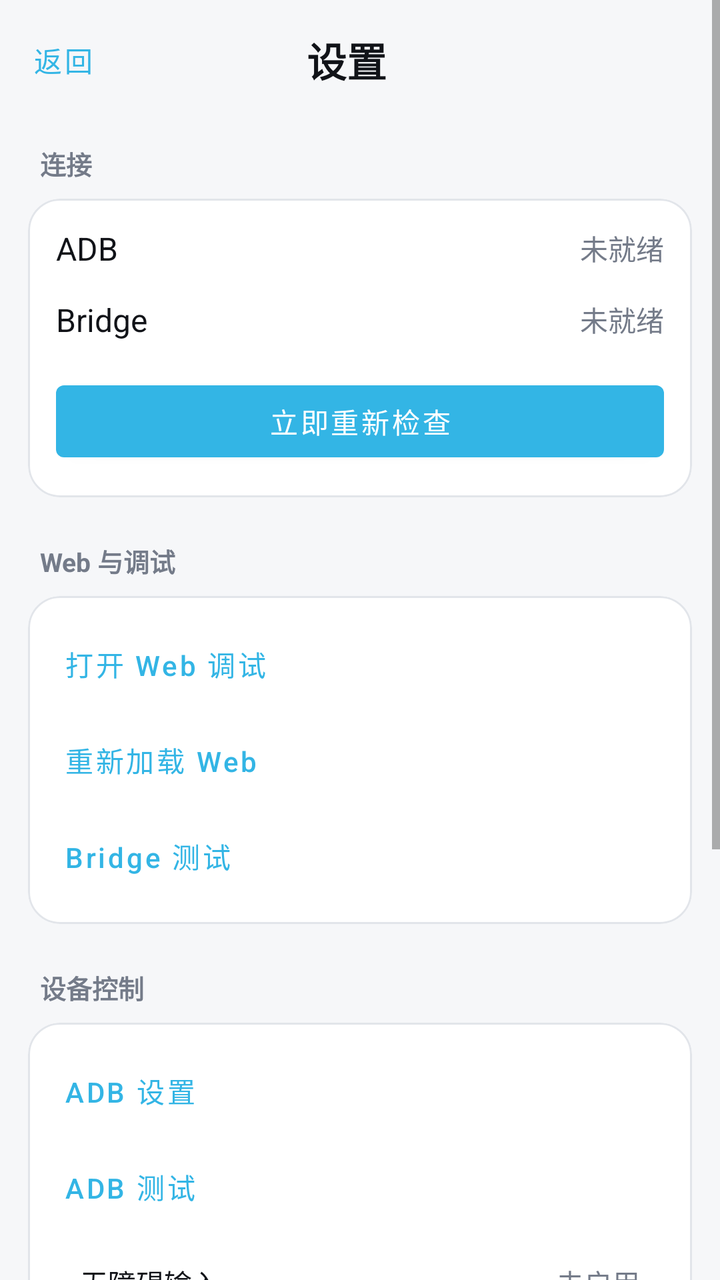
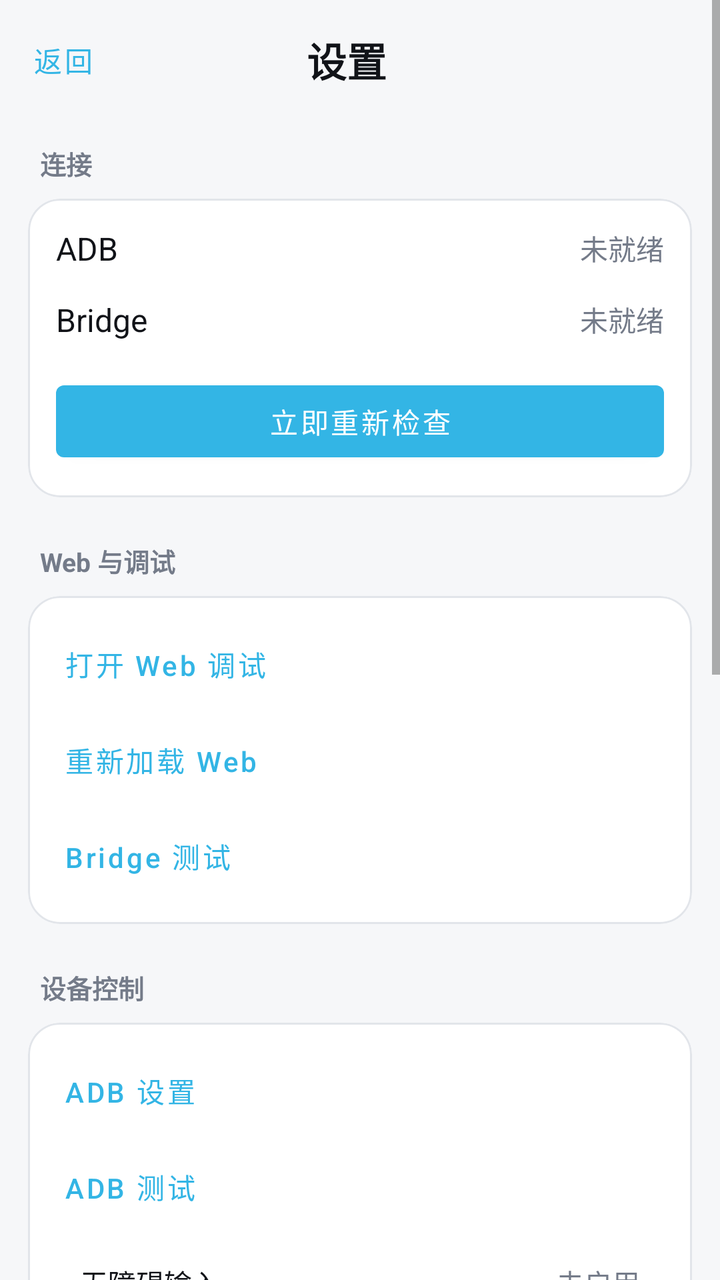

Compare the two renders of this Android layout. The source of the first and the diff that turns it into the second are given below.
<!-- AndroidManifest.xml: application theme Theme.GPTAndroidUse -->
<!-- res/layout/activity_settings.xml -->
<ScrollView
    xmlns:android="http://schemas.android.com/apk/res/android"
    xmlns:app="http://schemas.android.com/apk/res-auto"
    android:layout_width="match_parent"
    android:layout_height="match_parent"
    android:background="#F6F7F9"
    android:fillViewport="true">

    <LinearLayout
        android:layout_width="match_parent"
        android:layout_height="wrap_content"
        android:orientation="vertical"
        android:paddingBottom="28dp">

        <LinearLayout
            android:layout_width="match_parent"
            android:layout_height="60dp"
            android:gravity="center_vertical"
            android:orientation="horizontal"
            android:paddingStart="8dp"
            android:paddingEnd="16dp">

            <com.google.android.material.button.MaterialButton
                android:id="@+id/backButton"
                style="@style/Widget.MaterialComponents.Button.TextButton"
                android:layout_width="wrap_content"
                android:layout_height="44dp"
                android:minWidth="0dp"
                android:text="返回"
                android:textAllCaps="false" />

            <TextView
                android:layout_width="0dp"
                android:layout_height="wrap_content"
                android:layout_weight="1"
                android:gravity="center"
                android:text="设置"
                android:textColor="#111318"
                android:textSize="20sp"
                android:textStyle="bold" />

            <View
                android:layout_width="52dp"
                android:layout_height="1dp" />

        </LinearLayout>

        <TextView
            android:layout_width="match_parent"
            android:layout_height="wrap_content"
            android:paddingStart="20dp"
            android:paddingTop="12dp"
            android:paddingEnd="20dp"
            android:paddingBottom="8dp"
            android:text="连接"
            android:textColor="#747B89"
            android:textSize="13sp"
            android:textStyle="bold" />

        <com.google.android.material.card.MaterialCardView
            android:layout_width="match_parent"
            android:layout_height="wrap_content"
            android:layout_marginStart="14dp"
            android:layout_marginEnd="14dp"
            app:cardCornerRadius="16dp"
            app:cardElevation="0dp"
            app:strokeColor="#E2E5EA"
            app:strokeWidth="1dp">

            <LinearLayout
                android:layout_width="match_parent"
                android:layout_height="wrap_content"
                android:orientation="vertical"
                android:padding="14dp">

                <LinearLayout
                    android:layout_width="match_parent"
                    android:layout_height="wrap_content"
                    android:gravity="center_vertical"
                    android:orientation="horizontal">

                    <TextView
                        android:layout_width="0dp"
                        android:layout_height="wrap_content"
                        android:layout_weight="1"
                        android:text="ADB"
                        android:textColor="#111318"
                        android:textSize="16sp" />

                    <TextView
                        android:id="@+id/adbStatusText"
                        android:layout_width="wrap_content"
                        android:layout_height="wrap_content"
                        android:text="未就绪"
                        android:textColor="#747B89"
                        android:textSize="14sp" />

                </LinearLayout>

                <LinearLayout
                    android:layout_width="match_parent"
                    android:layout_height="wrap_content"
                    android:layout_marginTop="14dp"
                    android:gravity="center_vertical"
                    android:orientation="horizontal">

                    <TextView
                        android:layout_width="0dp"
                        android:layout_height="wrap_content"
                        android:layout_weight="1"
                        android:text="Bridge"
                        android:textColor="#111318"
                        android:textSize="16sp" />

                    <TextView
                        android:id="@+id/bridgeStatusText"
                        android:layout_width="wrap_content"
                        android:layout_height="wrap_content"
                        android:text="未就绪"
                        android:textColor="#747B89"
                        android:textSize="14sp" />

                </LinearLayout>

                <com.google.android.material.button.MaterialButton
                    android:id="@+id/recheckButton"
                    android:layout_width="match_parent"
                    android:layout_height="48dp"
                    android:layout_marginTop="16dp"
                    android:text="立即重新检查"
                    android:textAllCaps="false" />

            </LinearLayout>

        </com.google.android.material.card.MaterialCardView>

        <TextView
            android:layout_width="match_parent"
            android:layout_height="wrap_content"
            android:paddingStart="20dp"
            android:paddingTop="22dp"
            android:paddingEnd="20dp"
            android:paddingBottom="8dp"
            android:text="Web 与调试"
            android:textColor="#747B89"
            android:textSize="13sp"
            android:textStyle="bold" />

        <com.google.android.material.card.MaterialCardView
            android:layout_width="match_parent"
            android:layout_height="wrap_content"
            android:layout_marginStart="14dp"
            android:layout_marginEnd="14dp"
            app:cardCornerRadius="16dp"
            app:cardElevation="0dp"
            app:strokeColor="#E2E5EA"
            app:strokeWidth="1dp">

            <LinearLayout
                android:layout_width="match_parent"
                android:layout_height="wrap_content"
                android:orientation="vertical"
                android:padding="10dp">

                <com.google.android.material.button.MaterialButton
                    android:id="@+id/webDebugButton"
                    style="@style/Widget.MaterialComponents.Button.TextButton"
                    android:layout_width="match_parent"
                    android:layout_height="48dp"
                    android:gravity="start|center_vertical"
                    android:text="打开 Web 调试"
                    android:textAllCaps="false" />

                <com.google.android.material.button.MaterialButton
                    android:id="@+id/reloadWebButton"
                    style="@style/Widget.MaterialComponents.Button.TextButton"
                    android:layout_width="match_parent"
                    android:layout_height="48dp"
                    android:gravity="start|center_vertical"
                    android:text="重新加载 Web"
                    android:textAllCaps="false" />

                <com.google.android.material.button.MaterialButton
                    android:id="@+id/bridgeTestButton"
                    style="@style/Widget.MaterialComponents.Button.TextButton"
                    android:layout_width="match_parent"
                    android:layout_height="48dp"
                    android:gravity="start|center_vertical"
                    android:text="Bridge 测试"
                    android:textAllCaps="false" />

            </LinearLayout>

        </com.google.android.material.card.MaterialCardView>

        <TextView
            android:layout_width="match_parent"
            android:layout_height="wrap_content"
            android:paddingStart="20dp"
            android:paddingTop="22dp"
            android:paddingEnd="20dp"
            android:paddingBottom="8dp"
            android:text="设备控制"
            android:textColor="#747B89"
            android:textSize="13sp"
            android:textStyle="bold" />

        <com.google.android.material.card.MaterialCardView
            android:layout_width="match_parent"
            android:layout_height="wrap_content"
            android:layout_marginStart="14dp"
            android:layout_marginEnd="14dp"
            app:cardCornerRadius="16dp"
            app:cardElevation="0dp"
            app:strokeColor="#E2E5EA"
            app:strokeWidth="1dp">

            <LinearLayout
                android:layout_width="match_parent"
                android:layout_height="wrap_content"
                android:orientation="vertical"
                android:padding="10dp">

                <com.google.android.material.button.MaterialButton
                    android:id="@+id/adbSetupButton"
                    style="@style/Widget.MaterialComponents.Button.TextButton"
                    android:layout_width="match_parent"
                    android:layout_height="48dp"
                    android:gravity="start|center_vertical"
                    android:text="ADB 设置"
                    android:textAllCaps="false" />

                <com.google.android.material.button.MaterialButton
                    android:id="@+id/adbTestButton"
                    style="@style/Widget.MaterialComponents.Button.TextButton"
                    android:layout_width="match_parent"
                    android:layout_height="48dp"
                    android:gravity="start|center_vertical"
                    android:text="ADB 测试"
                    android:textAllCaps="false" />

                <LinearLayout
                    android:layout_width="match_parent"
                    android:layout_height="48dp"
                    android:gravity="center_vertical"
                    android:orientation="horizontal"
                    android:paddingStart="16dp"
                    android:paddingEnd="16dp">

                    <TextView
                        android:layout_width="0dp"
                        android:layout_height="wrap_content"
                        android:layout_weight="1"
                        android:text="无障碍输入"
                        android:textColor="#111318"
                        android:textSize="14sp" />

                    <TextView
                        android:id="@+id/accessibilityStatusText"
                        android:layout_width="wrap_content"
                        android:layout_height="wrap_content"
                        android:text="未启用"
                        android:textColor="#747B89"
                        android:textSize="14sp" />

                </LinearLayout>

                <com.google.android.material.button.MaterialButton
                    android:id="@+id/accessibilityButton"
                    style="@style/Widget.MaterialComponents.Button.TextButton"
                    android:layout_width="match_parent"
                    android:layout_height="48dp"
                    android:gravity="start|center_vertical"
                    android:text="打开无障碍设置"
                    android:textAllCaps="false" />

                <com.google.android.material.button.MaterialButton
                    android:id="@+id/overlayButton"
                    style="@style/Widget.MaterialComponents.Button.TextButton"
                    android:layout_width="match_parent"
                    android:layout_height="48dp"
                    android:gravity="start|center_vertical"
                    android:text="悬浮窗权限"
                    android:textAllCaps="false" />

            </LinearLayout>

        </com.google.android.material.card.MaterialCardView>

        <TextView
            android:layout_width="match_parent"
            android:layout_height="wrap_content"
            android:paddingStart="20dp"
            android:paddingTop="22dp"
            android:paddingEnd="20dp"
            android:paddingBottom="8dp"
            android:text="其他"
            android:textColor="#747B89"
            android:textSize="13sp"
            android:textStyle="bold" />

        <com.google.android.material.card.MaterialCardView
            android:layout_width="match_parent"
            android:layout_height="wrap_content"
            android:layout_marginStart="14dp"
            android:layout_marginEnd="14dp"
            app:cardCornerRadius="16dp"
            app:cardElevation="0dp"
            app:strokeColor="#E2E5EA"
            app:strokeWidth="1dp">

            <LinearLayout
                android:layout_width="match_parent"
                android:layout_height="wrap_content"
                android:orientation="vertical"
                android:padding="10dp">

                <com.google.android.material.button.MaterialButton
                    android:id="@+id/logsButton"
                    style="@style/Widget.MaterialComponents.Button.TextButton"
                    android:layout_width="match_parent"
                    android:layout_height="48dp"
                    android:gravity="start|center_vertical"
                    android:text="日志"
                    android:textAllCaps="false" />

                <LinearLayout
                    android:layout_width="match_parent"
                    android:layout_height="48dp"
                    android:gravity="center_vertical"
                    android:orientation="horizontal"
                    android:paddingStart="16dp"
                    android:paddingEnd="16dp">

                    <TextView
                        android:layout_width="0dp"
                        android:layout_height="wrap_content"
                        android:layout_weight="1"
                        android:text="版本"
                        android:textColor="#111318"
                        android:textSize="14sp" />

                    <TextView
                        android:id="@+id/versionText"
                        android:layout_width="wrap_content"
                        android:layout_height="wrap_content"
                        android:text="?"
                        android:textColor="#747B89"
                        android:textSize="14sp" />

                </LinearLayout>

            </LinearLayout>

        </com.google.android.material.card.MaterialCardView>

    </LinearLayout>

</ScrollView>
<!-- resources referenced by this layout -->
<resources>
  <style name="Theme.GPTAndroidUse" parent="Theme.MaterialComponents.DayNight.DarkActionBar">
          <item name="colorPrimary">@android:color/holo_blue_light</item>
          <item name="colorPrimaryVariant">@android:color/holo_blue_dark</item>
          <item name="colorSecondary">@android:color/holo_green_light</item>
      </style>
</resources>

<!-- the commit's change to res/layout/activity_settings.xml (unified diff, before → after) -->
@@ -294,6 +294,181 @@
             android:paddingTop="22dp"
             android:paddingEnd="20dp"
             android:paddingBottom="8dp"
+            android:text="悬浮图标"
+            android:textColor="#747B89"
+            android:textSize="13sp"
+            android:textStyle="bold" />
+
+        <LinearLayout
+            android:layout_width="match_parent"
+            android:layout_height="wrap_content"
+            android:layout_marginStart="10dp"
+            android:layout_marginEnd="10dp"
+            android:orientation="vertical">
+
+            <LinearLayout
+                android:layout_width="match_parent"
+                android:layout_height="wrap_content"
+                android:orientation="horizontal">
+
+                <com.google.android.material.card.MaterialCardView
+                    android:id="@+id/styleRingCard"
+                    android:layout_width="0dp"
+                    android:layout_height="92dp"
+                    android:layout_weight="1"
+                    android:layout_margin="4dp"
+                    android:clickable="true"
+                    android:focusable="true"
+                    app:cardCornerRadius="16dp"
+                    app:cardElevation="0dp"
+                    app:strokeColor="#E2E5EA"
+                    app:strokeWidth="1dp">
+
+                    <LinearLayout
+                        android:layout_width="match_parent"
+                        android:layout_height="match_parent"
+                        android:gravity="center"
+                        android:orientation="vertical">
+
+                        <com.hxnfebzkjwbs.gptandroiduse.FloatingStatusView
+                            android:id="@+id/previewRing"
+                            android:layout_width="52dp"
+                            android:layout_height="52dp" />
+
+                        <TextView
+                            android:layout_width="wrap_content"
+                            android:layout_height="wrap_content"
+                            android:layout_marginTop="3dp"
+                            android:text="环形"
+                            android:textColor="#747B89"
+                            android:textSize="11sp" />
+
+                    </LinearLayout>
+                </com.google.android.material.card.MaterialCardView>
+
+                <com.google.android.material.card.MaterialCardView
+                    android:id="@+id/styleOrbitCard"
+                    android:layout_width="0dp"
+                    android:layout_height="92dp"
+                    android:layout_weight="1"
+                    android:layout_margin="4dp"
+                    android:clickable="true"
+                    android:focusable="true"
+                    app:cardCornerRadius="16dp"
+                    app:cardElevation="0dp"
+                    app:strokeColor="#E2E5EA"
+                    app:strokeWidth="1dp">
+
+                    <LinearLayout
+                        android:layout_width="match_parent"
+                        android:layout_height="match_parent"
+                        android:gravity="center"
+                        android:orientation="vertical">
+
+                        <com.hxnfebzkjwbs.gptandroiduse.FloatingStatusView
+                            android:id="@+id/previewOrbit"
+                            android:layout_width="52dp"
+                            android:layout_height="52dp" />
+
+                        <TextView
+                            android:layout_width="wrap_content"
+                            android:layout_height="wrap_content"
+                            android:layout_marginTop="3dp"
+                            android:text="轨道"
+                            android:textColor="#747B89"
+                            android:textSize="11sp" />
+
+                    </LinearLayout>
+                </com.google.android.material.card.MaterialCardView>
+
+            </LinearLayout>
+
+            <LinearLayout
+                android:layout_width="match_parent"
+                android:layout_height="wrap_content"
+                android:orientation="horizontal">
+
+                <com.google.android.material.card.MaterialCardView
+                    android:id="@+id/styleRobotCard"
+                    android:layout_width="0dp"
+                    android:layout_height="92dp"
+                    android:layout_weight="1"
+                    android:layout_margin="4dp"
+                    android:clickable="true"
+                    android:focusable="true"
+                    app:cardCornerRadius="16dp"
+                    app:cardElevation="0dp"
+                    app:strokeColor="#E2E5EA"
+                    app:strokeWidth="1dp">
+
+                    <LinearLayout
+                        android:layout_width="match_parent"
+                        android:layout_height="match_parent"
+                        android:gravity="center"
+                        android:orientation="vertical">
+
+                        <com.hxnfebzkjwbs.gptandroiduse.FloatingStatusView
+                            android:id="@+id/previewRobot"
+                            android:layout_width="52dp"
+                            android:layout_height="52dp" />
+
+                        <TextView
+                            android:layout_width="wrap_content"
+                            android:layout_height="wrap_content"
+                            android:layout_marginTop="3dp"
+                            android:text="机器人"
+                            android:textColor="#747B89"
+                            android:textSize="11sp" />
+
+                    </LinearLayout>
+                </com.google.android.material.card.MaterialCardView>
+
+                <com.google.android.material.card.MaterialCardView
+                    android:id="@+id/styleMinimalCard"
+                    android:layout_width="0dp"
+                    android:layout_height="92dp"
+                    android:layout_weight="1"
+                    android:layout_margin="4dp"
+                    android:clickable="true"
+                    android:focusable="true"
+                    app:cardCornerRadius="16dp"
+                    app:cardElevation="0dp"
+                    app:strokeColor="#E2E5EA"
+                    app:strokeWidth="1dp">
+
+                    <LinearLayout
+                        android:layout_width="match_parent"
+                        android:layout_height="match_parent"
+                        android:gravity="center"
+                        android:orientation="vertical">
+
+                        <com.hxnfebzkjwbs.gptandroiduse.FloatingStatusView
+                            android:id="@+id/previewMinimal"
+                            android:layout_width="52dp"
+                            android:layout_height="52dp" />
+
+                        <TextView
+                            android:layout_width="wrap_content"
+                            android:layout_height="wrap_content"
+                            android:layout_marginTop="3dp"
+                            android:text="极简"
+                            android:textColor="#747B89"
+                            android:textSize="11sp" />
+
+                    </LinearLayout>
+                </com.google.android.material.card.MaterialCardView>
+
+            </LinearLayout>
+
+        </LinearLayout>
+
+        <TextView
+            android:layout_width="match_parent"
+            android:layout_height="wrap_content"
+            android:paddingStart="20dp"
+            android:paddingTop="22dp"
+            android:paddingEnd="20dp"
+            android:paddingBottom="8dp"
             android:text="其他"
             android:textColor="#747B89"
             android:textSize="13sp"
